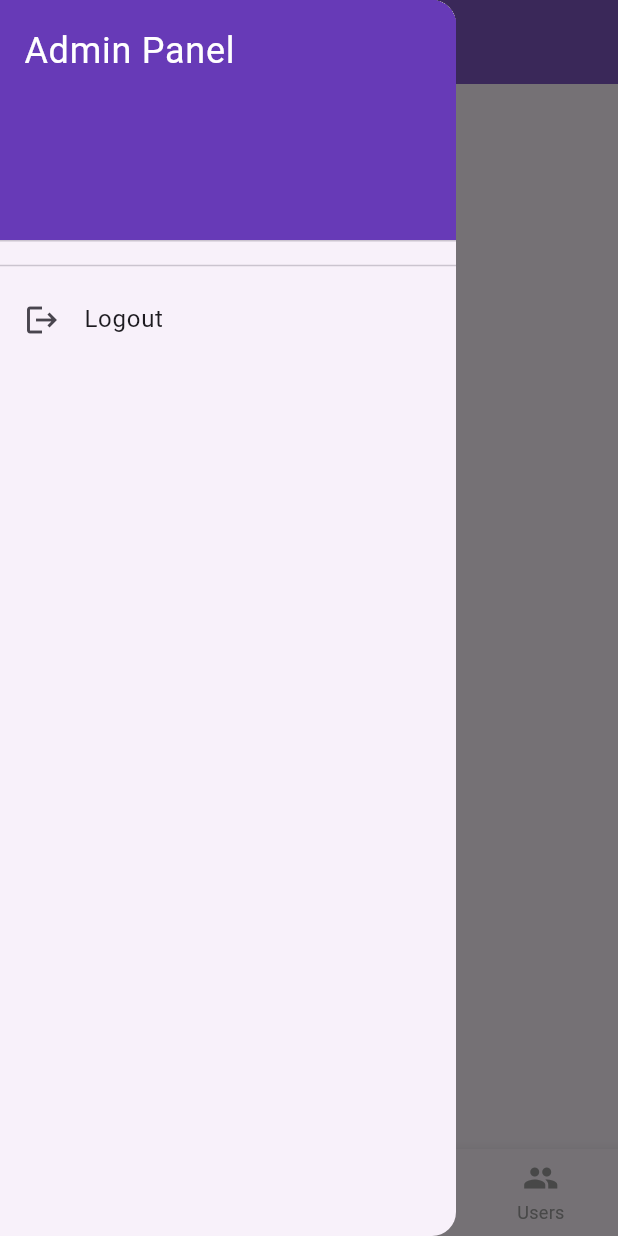
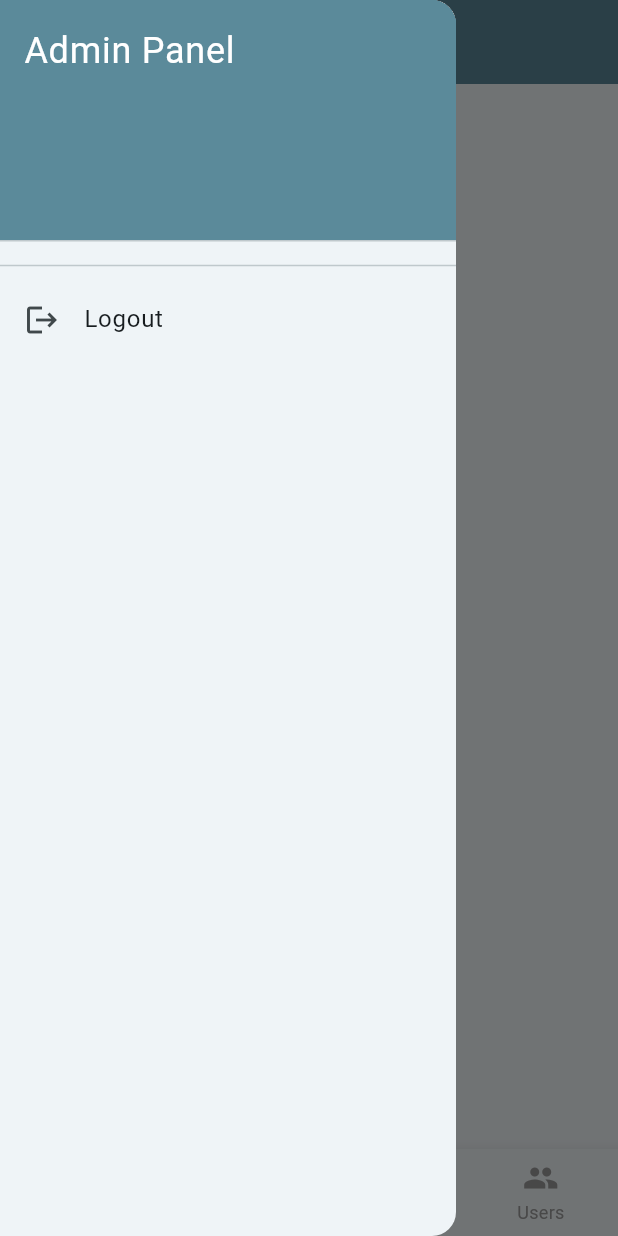
Before and after one commit to Khurram-Devs/Watch-Hub-Admin-FlutterFire, a Flutter app: the AdminLayout screen opened directly with empty values, with the side drawer open, on a phone screen of 412 x 824 dp. Run offline on Flutter 3.47's test engine with Material 3 defaults, Android fonts, the phone set to English and light mode, and no system bars; our stand-ins replace badges, cloud_firestore, firebase_auth, firebase_core, firebase_database, flutter_svg and 4 more; accounts and stored records are empty.

Commit message:
Theme Fix

```diff
--- a/lib/main.dart
+++ b/lib/main.dart
@@ -166,7 +166,7 @@ class MyApp extends StatelessWidget {
       debugShowCheckedModeBanner: false,
       title: 'WatchHub Admin',
       theme: ThemeData(
-        colorScheme: ColorScheme.fromSeed(seedColor: Colors.deepPurple),
+        colorScheme: ColorScheme.fromSeed(seedColor: Color(0xFF5B8A9A)),
         useMaterial3: true,
       ),
       routerConfig: router,
--- a/lib/widgets/layout/admin_layout.dart
+++ b/lib/widgets/layout/admin_layout.dart
@@ -134,7 +134,7 @@ class AdminLayout extends StatelessWidget {
 
     return ListTile(
       selected: isSelected,
-      selectedTileColor: Colors.deepPurple.shade100,
+      selectedTileColor: Color(0xFF5B8A9A),
       leading: iconWidget,
       title: Text(title),
       onTap: () => _onDrawerTap(context, index),
@@ -160,7 +160,7 @@ class AdminLayout extends StatelessWidget {
               ),
           ],
         ),
-        backgroundColor: Colors.deepPurple.shade400,
+        backgroundColor: Color(0xFF5B8A9A),
         foregroundColor: Colors.white,
         elevation: 0,
       ),
@@ -169,7 +169,7 @@ class AdminLayout extends StatelessWidget {
           padding: EdgeInsets.zero,
           children: [
             const DrawerHeader(
-              decoration: BoxDecoration(color: Colors.deepPurple),
+              decoration: BoxDecoration(color: Color(0xFF5B8A9A)),
               child: Text(
                 'Admin Panel',
                 style: TextStyle(color: Colors.white, fontSize: 24),
@@ -216,7 +216,7 @@ class AdminLayout extends StatelessWidget {
                 ? bottomNavIndex!
                 : 0,
         onTap: (i) => _onBottomTap(context, i),
-        selectedItemColor: Colors.deepPurple,
+        selectedItemColor: Color(0xFF5B8A9A),
         unselectedItemColor: Colors.grey,
         type: BottomNavigationBarType.fixed,
         items: const [
```
Also changed, not shown: lib/screens/viewscreens/dashboard.dart (+3 -4 lines), lib/screens/viewscreens/managers_screen.dart (+18 -7 lines).
